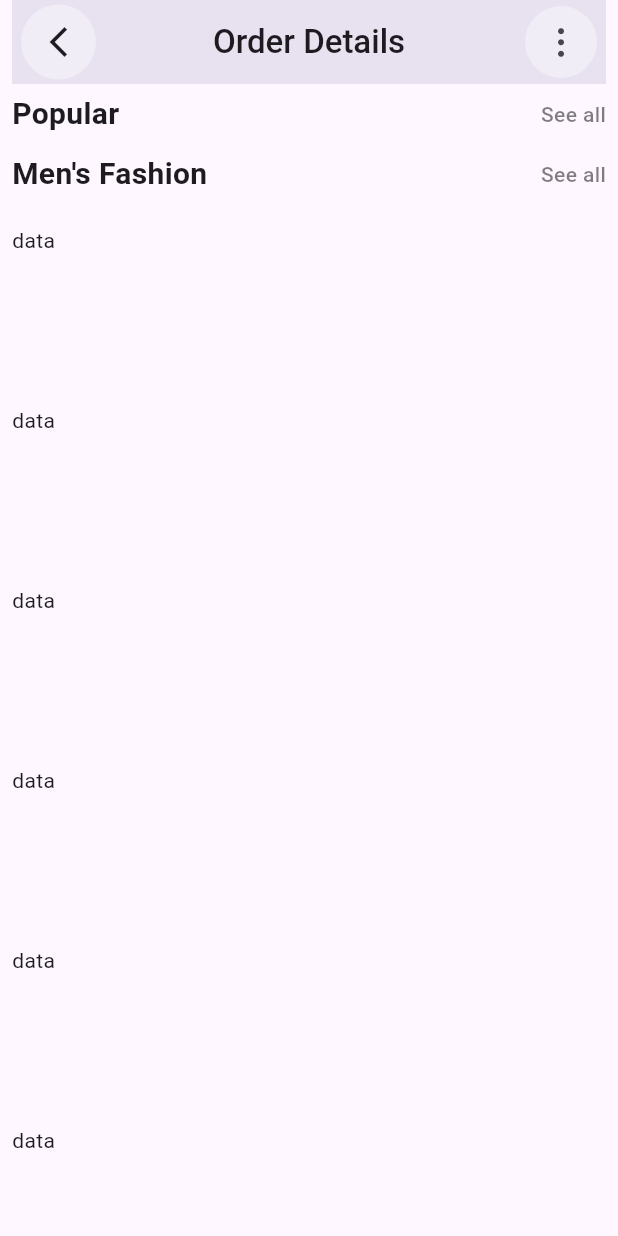
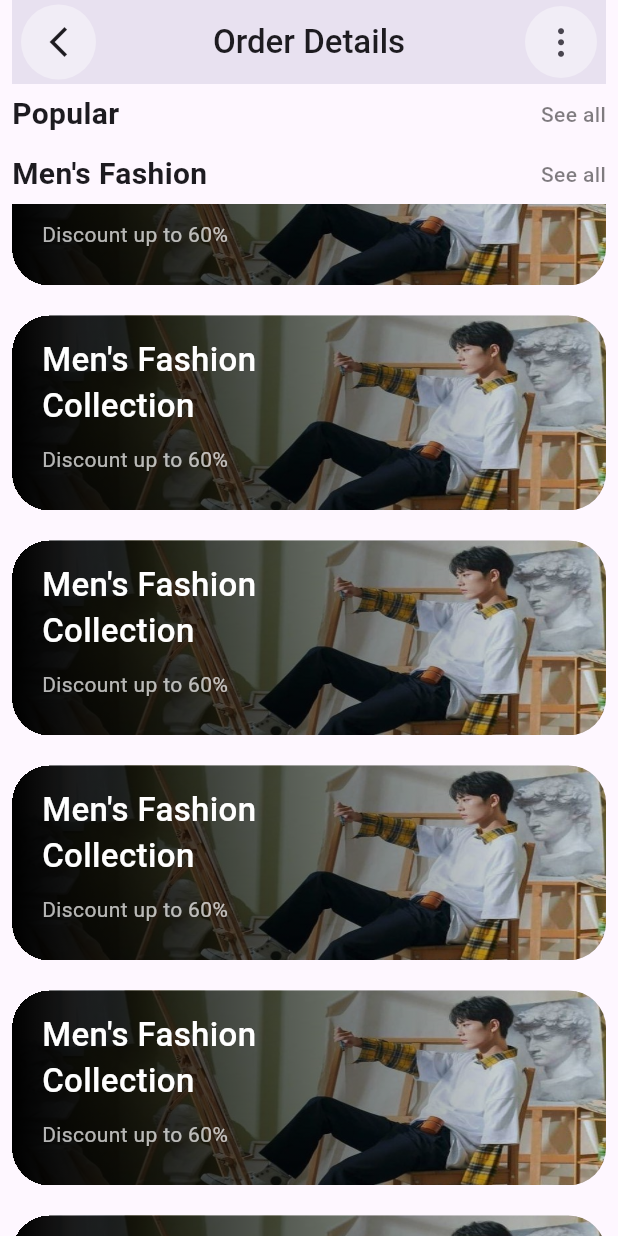
Before and after one commit to msx-git/flutter_day_41, a Flutter app: the screen it shows after launch, scrolled down 2304 dp, on a phone screen of 412 x 824 dp. Run offline on Flutter 3.47's test engine with Material 3 defaults, Android fonts, the phone set to English and light mode, and no system bars.

Commit message:
ListView is done

```diff
--- a/lib/views/screens/task.dart
+++ b/lib/views/screens/task.dart
@@ -37,8 +37,8 @@ class Task extends StatelessWidget {
               ],
               pinned: true,
               centerTitle: true,
-              floating: true,
               flexibleSpace: FlexibleSpaceBar(
+                collapseMode: CollapseMode.parallax,
                 background: Container(
                     clipBehavior: Clip.hardEdge,
                     decoration: const BoxDecoration(
@@ -111,14 +111,14 @@ class Task extends StatelessWidget {
                         ),
                       ),
                       const SizedBox(height: 10),
-                      const Row(
+                      Row(
                         mainAxisAlignment: MainAxisAlignment.spaceBetween,
                         children: [
                           Text(
-                            "\$ 26.15",
-                            style: TextStyle(fontSize: 16.0),
+                            index.isEven ? "\$ 26.15" : "\$ 24.34",
+                            style: const TextStyle(fontSize: 16.0),
                           ),
-                          Icon(Icons.favorite_border)
+                          const Icon(Icons.favorite_border)
                         ],
                       ),
                       Text(
@@ -167,14 +167,52 @@ class Task extends StatelessWidget {
               delegate: SliverChildBuilderDelegate(
                 (context, index) {
                   return Container(
-                    width: double.infinity,
+                    clipBehavior: Clip.hardEdge,
                     margin: const EdgeInsets.symmetric(vertical: 10),
-                    height: 100,
-                    decoration: const BoxDecoration(),
-                    child: const Column(
-                      crossAxisAlignment: CrossAxisAlignment.start,
-                      mainAxisSize: MainAxisSize.min,
-                      children: [Text('data')],
+                    decoration: BoxDecoration(
+                      borderRadius: BorderRadius.circular(25),
+                      image: const DecorationImage(
+                        image: AssetImage('assets/images/image_3.jpg'),
+                        fit: BoxFit.fill,
+                      ),
+                    ),
+                    child: Stack(
+                      children: [
+                        Container(
+                          height: 130,
+                          decoration: const BoxDecoration(
+                            gradient: LinearGradient(
+                              colors: [
+                                Colors.black,
+                                Colors.transparent,
+                              ],
+                            ),
+                          ),
+                        ),
+                        const Positioned(
+                          top: 14,
+                          left: 20,
+                          child: Column(
+                            crossAxisAlignment: CrossAxisAlignment.start,
+                            mainAxisSize: MainAxisSize.min,
+                            children: [
+                              Text(
+                                "Men's Fashion\nCollection",
+                                style: TextStyle(
+                                  color: Colors.white,
+                                  fontSize: 22,
+                                  fontWeight: FontWeight.w500,
+                                ),
+                              ),
+                              SizedBox(height: 10),
+                              Text(
+                                "Discount up to 60%",
+                                style: TextStyle(color: Colors.white70),
+                              )
+                            ],
+                          ),
+                        ),
+                      ],
                     ),
                   );
                 },
```
Also changed, not shown: assets/images/image_3.jpg.
